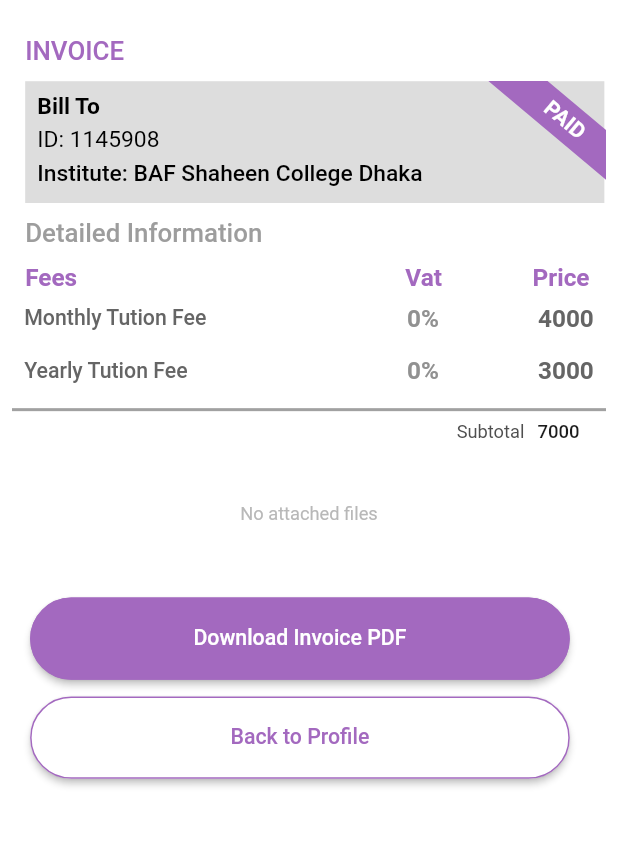
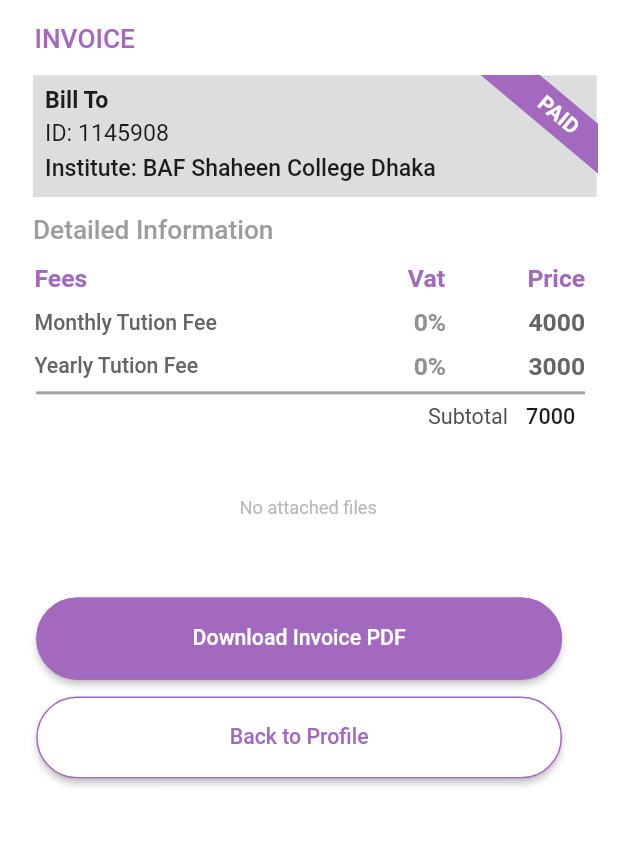
Before and after one commit to khandaker-shamsul-arafen/My-campus, a Flutter app: the SeventhPageView screen opened by its route, on a phone screen of 412 x 824 dp, the part 60-907 px from its top. Run offline on Flutter 3.47's test engine with Material 2 defaults, Android fonts, the light colour scheme and no system bars; our stand-ins replace flutter_screenutil, get.

Commit message:
Some Ui Change

```diff
--- a/lib/app/modules/Seventh_Page/views/seventh_page_view.dart
+++ b/lib/app/modules/Seventh_Page/views/seventh_page_view.dart
@@ -5,7 +5,7 @@
 
 import '../../../../constants/app_button.dart';
 import '../../../../constants/app_color.dart';
-import '../../../../constants/app_textfield.dart';
+import '../../../../constants/app_constraints.dart';
 import '../../../routes/app_pages.dart';
 import '../controllers/seventh_page_controller.dart';
 
@@ -18,26 +18,28 @@
         appBar: appbarDesign(),
         body: SafeArea(
           child: Padding(
-            padding: const EdgeInsets.all(8.0),
+            padding: EdgeInsets.only(
+                left: lftmainPadding.w, right: rgtmainPadding.w - 10.w),
             child: SingleChildScrollView(
               child: Column(
                 crossAxisAlignment: CrossAxisAlignment.start,
                 children: [
                   Padding(
-                    padding: EdgeInsets.only(left: 8.0.w),
-                    child: CustomTxt(
-                      txt: "INVOICE",
-                      weight: FontWeight.w500,
-                      size: 17.sp,
-                      color: Color(0xFFA369BF),
-                    ),
-                  ),
-                  SizedBox(
-                    height: 10.h,
-                  ),
-                  Stack(children: [
+                      padding: EdgeInsets.only(left: lftmainPadding.w - 1.0.w),
+                      child: Text(
+                        "INVOICE",
+                        style: textButtonColor145Font(
+                            fontSize: 17.sp, color: const Color(0xFFA369BF)),
+                      )),
+                  // SizedBox(
+                  //   height: 10.h,
+                  // ),
                   Padding(
-                      padding: EdgeInsets.only(left: 8.0.w, right: 1.0.w),
+                    padding: EdgeInsets.only(top: topmainPadding.h - 9.0.h),
+                    child: Stack(children: [
+                      Padding(
+                        padding: EdgeInsets.only(
+                            left: lftmainPadding.w - 2.w, right: 1.0.w),
                         child: Container(
                           height: 80.h,
                           width: MediaQuery.of(context).size.width,
@@ -47,24 +49,34 @@
                             child: Column(
                               crossAxisAlignment: CrossAxisAlignment.start,
                               children: [
-                              CustomTxt(
-                                  txt: "Bill To",
-                                  weight: FontWeight.w600,
-                                  size: 15.sp),
-                              SizedBox(
-                                height: 4.h,
+                                Text(
+                                  "Bill To",
+                                  style: textButtonColor145Font(
+                                      fontSize: 15.sp,
+                                      color: AppColor.txtblackColor,
+                                      weight: FontWeight.w600),
                                 ),
-                              CustomTxt(
-                                  txt: "ID: 1145908 ",
-                                  weight: FontWeight.w400,
-                                  size: 15.sp),
-                              SizedBox(
-                                height: 4.h,
+                                Padding(
+                                  padding: EdgeInsets.only(
+                                      top: topmainPadding.h - 18.h),
+                                  child: Text(
+                                    "ID: 1145908",
+                                    style: textButtonColor145Font(
+                                        fontSize: 15.sp,
+                                        color: AppColor.txtblackColor,
+                                        weight: FontWeight.w400),
                                   ),
-                              CustomTxt(
-                                  txt: "Institute: BAF Shaheen College Dhaka",
-                                  weight: FontWeight.w500,
-                                  size: 15.sp),
+                                ),
+                                Padding(
+                                  padding: EdgeInsets.only(
+                                      top: topmainPadding.h - 17.h),
+                                  child: Text(
+                                    "Institute: BAF Shaheen College Dhaka",
+                                    style: textButtonColor145Font(
+                                        fontSize: 15.sp,
+                                        color: AppColor.txtblackColor),
+                                  ),
+                                )
                               ],
                             ),
                           ),
@@ -85,62 +97,62 @@
                                     color: Color(0xFFA369BF),
                                   ),
                                   child: Padding(
-                                  padding: EdgeInsets.only(left: 15.0.h),
-                                  child: CustomTxt(
-                                    txt: "PAID",
+                                      padding: EdgeInsets.only(
+                                          left: lftmainPadding.w + 5.w),
+                                      child: Text(
+                                        "PAID",
+                                        style: textButtonColor145Font(
                                             weight: FontWeight.w600,
-                                    size: 14.sp,
-                                    color: Colors.white,
-                                  ),
-                                )),
+                                            color: Colors.white),
+                                      ))),
                             ),
                           ))
                     ]),
-                  SizedBox(
-                    height: 10.h,
                   ),
+
                   Padding(
-                    padding: EdgeInsets.only(left: 8.0.w),
-                    child: CustomTxt(
-                      txt: "Detailed Information",
-                      weight: FontWeight.w500,
-                      size: 17.sp,
-                      color: const Color(0xFF9D9D9D),
-                    ),
-                  ),
-                  SizedBox(
-                    height: 10.h,
-                  ),
+                      padding: EdgeInsets.only(
+                          left: lftmainPadding.w - 2.w,
+                          top: topmainPadding.h - 10.h),
+                      child: Text(
+                        "Detailed Information",
+                        style: textButtonColor145Font(
+                            fontSize: 17.sp, color: const Color(0xFF9D9D9D)),
+                      )),
+
                   Padding(
-                    padding: EdgeInsets.only(left: 8.0.w, right: 10.w),
+                    padding: EdgeInsets.only(
+                        left: lftmainPadding.w - 1.w,
+                        right: rgtmainPadding.w - 14.w,
+                        top: topmainPadding.h - 10.h),
                     child: Column(
                       children: [
                         Row(
                           mainAxisAlignment: MainAxisAlignment.spaceBetween,
                           children: [
-                            CustomTxt(
-                              txt: "Fees",
-                              weight: FontWeight.w700,
-                              size: 16.sp,
-                              color: Color(0xFFA369Bf),
+                            Text(
+                              "Fees",
+                              style: textColor187Font(
+                                  fontSize: 16.sp,
+                                  color: const Color(0xFFA369Bf)),
                             ),
                             Row(
                               children: [
-                                CustomTxt(
-                                  txt: "Vat",
-                                  weight: FontWeight.w700,
-                                  size: 16.sp,
-                                  color: const Color(0xFFA369Bf),
+                                Text(
+                                  "Vat",
+                                  style: textColor187Font(
+                                      fontSize: 16.sp,
+                                      color: const Color(0xFFA369Bf)),
                                 ),
                                 SizedBox(
-                                  width: 55.w,
+                                  width: 50.w,
                                 ),
-                                CustomTxt(
-                                  txt: "Price",
-                                  weight: FontWeight.w700,
-                                  size: 16.sp,
-                                  color: const Color(0xFFA369Bf),
-                                ),
+                                Text(
+                                  "Price",
+                                  style: textColor187Font(
+                                      fontSize: 16.sp,
+                                      color: const Color(0xFFA369Bf)),
+                                )
                               ],
                             ),
                           ],
@@ -148,78 +160,19 @@
                       ],
                     ),
                   ),
+                  details_information("Monthly Tution Fee", "0%", 4000),
+                  details_information("Yearly Tution Fee", "0%", 3000),
+
                   Padding(
-                    padding: EdgeInsets.all(8.0.r),
-                    child: Row(
-                      mainAxisAlignment: MainAxisAlignment.spaceBetween,
-                      children: [
-                        CustomTxt(
-                          txt: "Monthly Tution Fee",
-                          weight: FontWeight.w500,
-                          size: 14.sp,
-                          color: const Color(0xFF656565),
-                        ),
-                        Row(
-                          children: [
-                            CustomTxt(
-                              txt: "0%",
-                              weight: FontWeight.w700,
-                              size: 16.sp,
-                              color: Color(0xFF919191),
-                            ),
-                            SizedBox(
-                              width: 60.w,
-                            ),
-                            CustomTxt(
-                              txt: "4000",
-                              weight: FontWeight.w700,
-                              size: 16.sp,
-                              color: const Color(0xFF656565),
-                            ),
-                          ],
-                        )
-                      ],
+                    padding: EdgeInsets.only(
+                        left: lftmainPadding.w, right: rgtmainPadding.w - 15.h),
+                    child: const Divider(
+                      thickness: 2,
+                      color: Color(0xFFA1A1A1),
                     ),
                   ),
                   Padding(
-                    padding: EdgeInsets.all(8.0.r),
-                    child: Row(
-                      mainAxisAlignment: MainAxisAlignment.spaceBetween,
-                      children: [
-                        CustomTxt(
-                          txt: "Yearly Tution Fee",
-                          weight: FontWeight.w500,
-                          size: 14.sp,
-                          color: Color(0xFF656565),
-                        ),
-                        Row(
-                          children: [
-                            CustomTxt(
-                              txt: "0%",
-                              weight: FontWeight.w700,
-                              size: 16.sp,
-                              color: const Color(0xFF919191),
-                            ),
-                            SizedBox(
-                              width: 60.w,
-                            ),
-                            CustomTxt(
-                              txt: "3000",
-                              weight: FontWeight.w700,
-                              size: 16.sp,
-                              color: const Color(0xFF656565),
-                            ),
-                          ],
-                        )
-                      ],
-                    ),
-                  ),
-                  const Divider(
-                    thickness: 2,
-                    color: Color(0xFFA1A1A1),
-                  ),
-                  Padding(
-                      padding: EdgeInsets.only(right: 8.0.w),
+                      padding: EdgeInsets.only(right: rgtmainPadding.w - 8.w),
                       child: Align(
                         alignment: Alignment.topRight,
                         child: Row(
@@ -227,32 +180,34 @@
                           children: [
                             Text(
                               "Subtotal",
-                              style: textHintColor124Font(),
+                              style: textHintColor124Font(fontSize: 14.sp),
                             ),
                             Padding(
-                              padding:
-                                  EdgeInsets.only(left: 8.0.w, right: 8.0.w),
+                              padding: EdgeInsets.only(
+                                left: lftmainPadding.w,
+                              ),
                               child: Text(
                                 "7000",
                                 style: textButtonColor145Font(
                                     color: AppColor.txtblackColor,
-                                    fontSize: 12.sp),
+                                    fontSize: 14.sp),
                               ),
                             )
                           ],
                         ),
                       )),
-                  SizedBox(
-                    height: 40.h,
-                  ),
-                  Center(
+
+                  Padding(
+                    padding: EdgeInsets.only(top: 44.0.h),
+                    child: Center(
                         child: Text("No attached files",
                             style: textHintColor124Font(
                                 color: const Color(0xFFB8B8B8)))),
-                  SizedBox(
-                    height: 40.h,
                   ),
-                  SizedBox(
+
+                  Padding(
+                    padding: EdgeInsets.only(top: 44.0.h),
+                    child: SizedBox(
                         width: double.infinity,
                         height: 62.h,
                         child: AppButton(
@@ -260,10 +215,11 @@
                             page: Routes.SEVENTH_PAGE,
                             background_color: const Color(0xFFA369BF),
                             txt_color: Colors.white)),
-                  SizedBox(
-                    height: 3.h,
                   ),
-                  SizedBox(
+
+                  Padding(
+                    padding: EdgeInsets.only(top: 3.0.h),
+                    child: SizedBox(
                         width: double.infinity,
                         height: 62.h,
                         child: AppButton(
@@ -271,11 +227,47 @@
                             page: Routes.SEVENTH_PAGE,
                             background_color: Colors.white,
                             txt_color: Color(0xFFA369BF))),
+                  ),
                 ],
               ),
             ),
           ),
         ));
+  }
+
+  Widget details_information(String text, String percent, int number) {
+    return Padding(
+      padding: EdgeInsets.only(
+          left: lftmainPadding.w - 1.w,
+          right: rgtmainPadding.w - 14.w,
+          top: topmainPadding.h - 12.h),
+      child: Row(
+        mainAxisAlignment: MainAxisAlignment.spaceBetween,
+        children: [
+          Text(
+            text,
+            style: textButtonColor145Font(color: const Color(0xFF656565)),
+          ),
+          Row(
+            children: [
+              Text(
+                percent,
+                style: textColor187Font(
+                    fontSize: 16.sp, color: const Color(0xFF919191)),
+              ),
+              SizedBox(
+                width: 50.w,
+              ),
+              Text(
+                number.toString(),
+                style: textColor187Font(
+                    fontSize: 16.sp, color: const Color(0xFF656565)),
+              )
+            ],
+          )
+        ],
+      ),
+    );
   }
 
   AppBar appbarDesign() {
--- a/lib/constants/app_text_style.dart
+++ b/lib/constants/app_text_style.dart
@@ -10,11 +10,14 @@
   return TextStyle(fontWeight: weight, fontSize: fontSize.sp, color: color);
 }
 
-textColor187Font({weight = FontWeight.w700, double fontSize = 18}) {
+textColor187Font(
+    {weight = FontWeight.w700,
+    double fontSize = 18,
+    Color color = AppColor.txtblackColor}) {
   return TextStyle(
     fontWeight: weight,
     fontSize: fontSize.sp,
-    color: AppColor.txtblackColor,
+    color: color,
   );
 }
 
```
Lines whose indentation alone changed are shown as unchanged.
